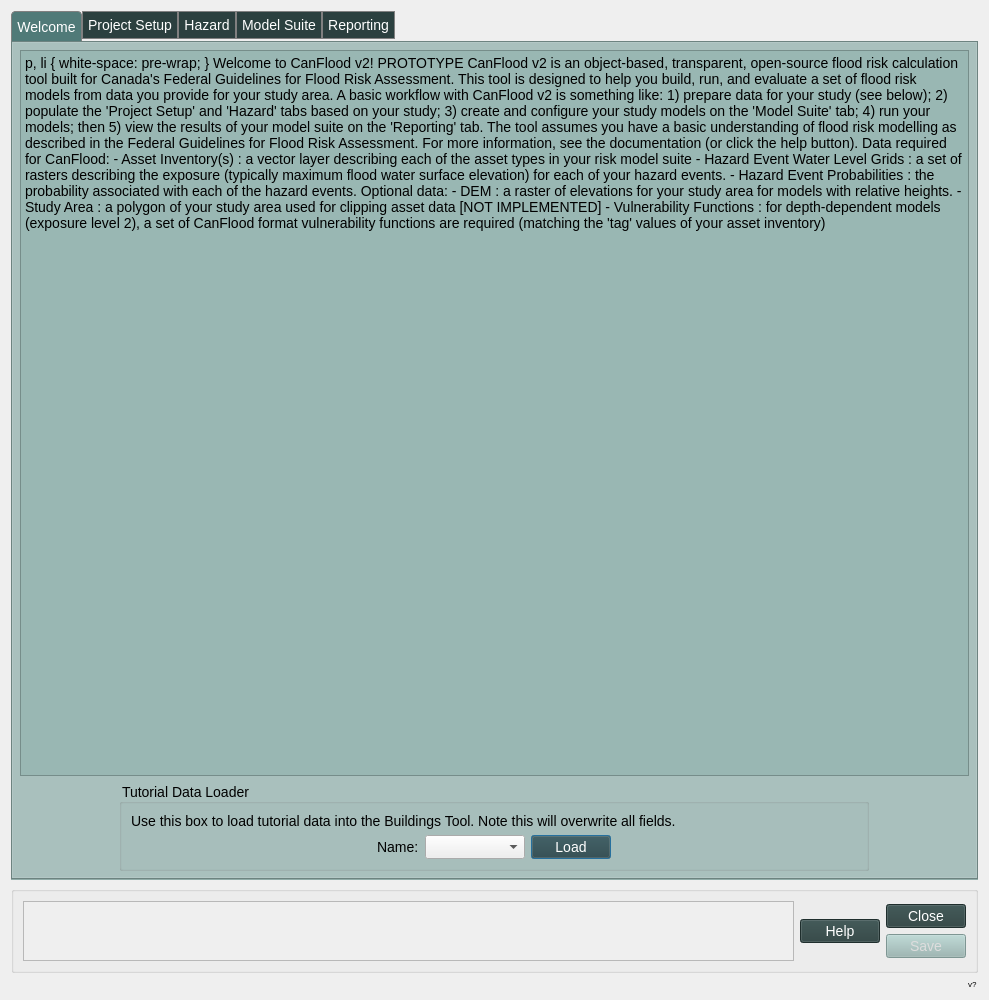
cefect/CanFlood2, file canflood2/canflood2_dialog_main.ui: the form before one commit.
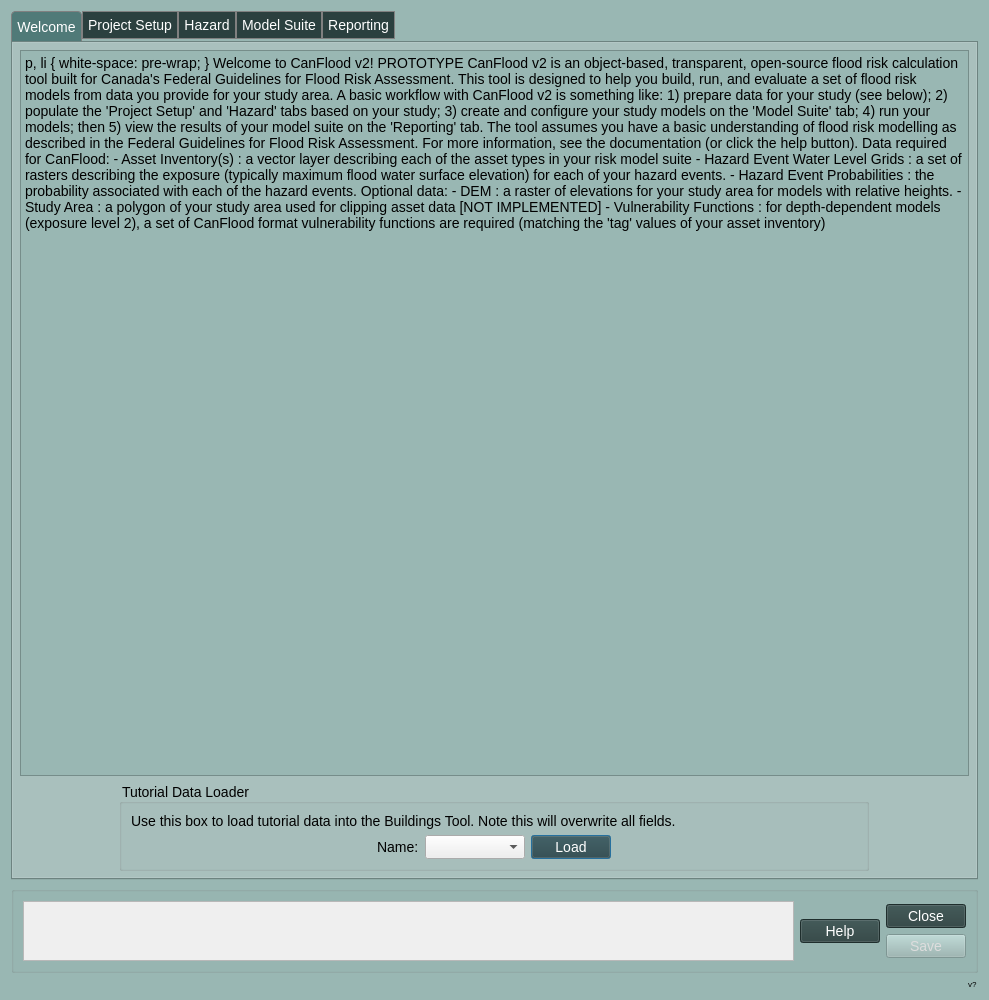
The form after the commit. Icons and pictures are not drawn. Custom widgets are drawn as their Qt base class.

```diff
--- a/canflood2/canflood2_dialog_main.ui
+++ b/canflood2/canflood2_dialog_main.ui
@@ -25,7 +25,15 @@
    <string>CanFlood2</string>
   </property>
   <property name="styleSheet">
-   <string notr="true">QPushButton {
+   <string notr="true">QWidget { /* Targets most widgets */
+    font-size: 14px; 
+} 
+
+QDialog {
+    background-color: #99B7B3;
+}
+
+QPushButton {
   background-color: #2B403F;
   color: white;
 }
@@ -40,11 +48,8 @@
     background-color: #99B7B3; 
 }
 
-
  
-QWidget { /* Targets most widgets */
-    font-size: 14px; 
-} 
+
 
 /* For more specific elements */
 QLabel {
```
